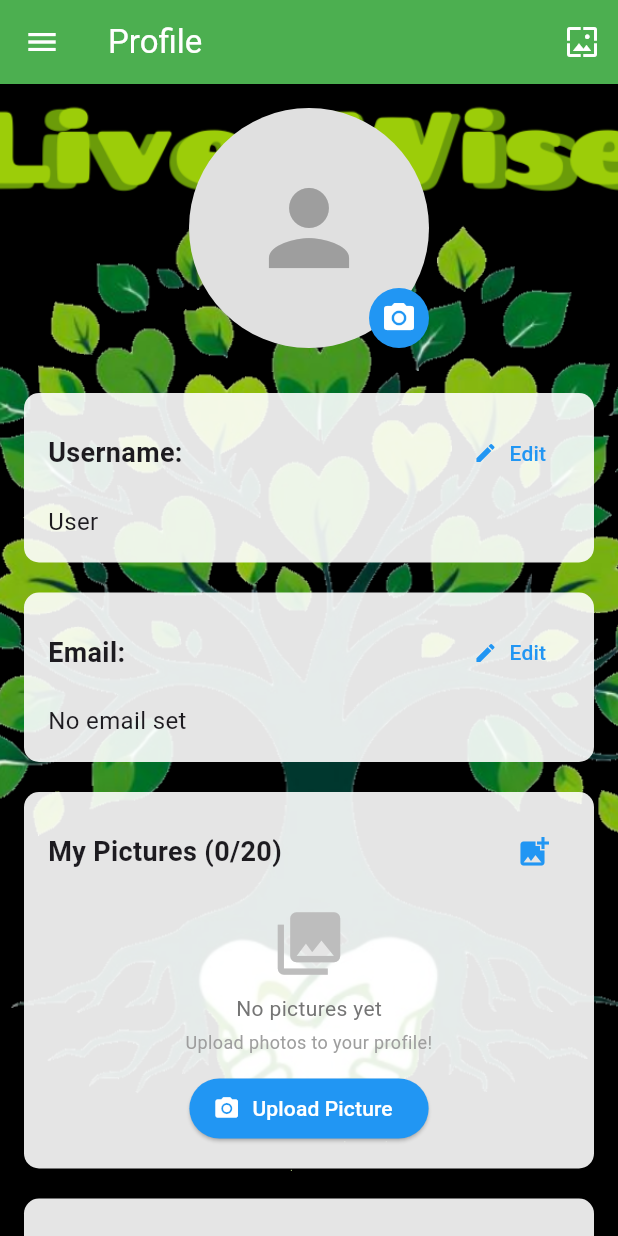
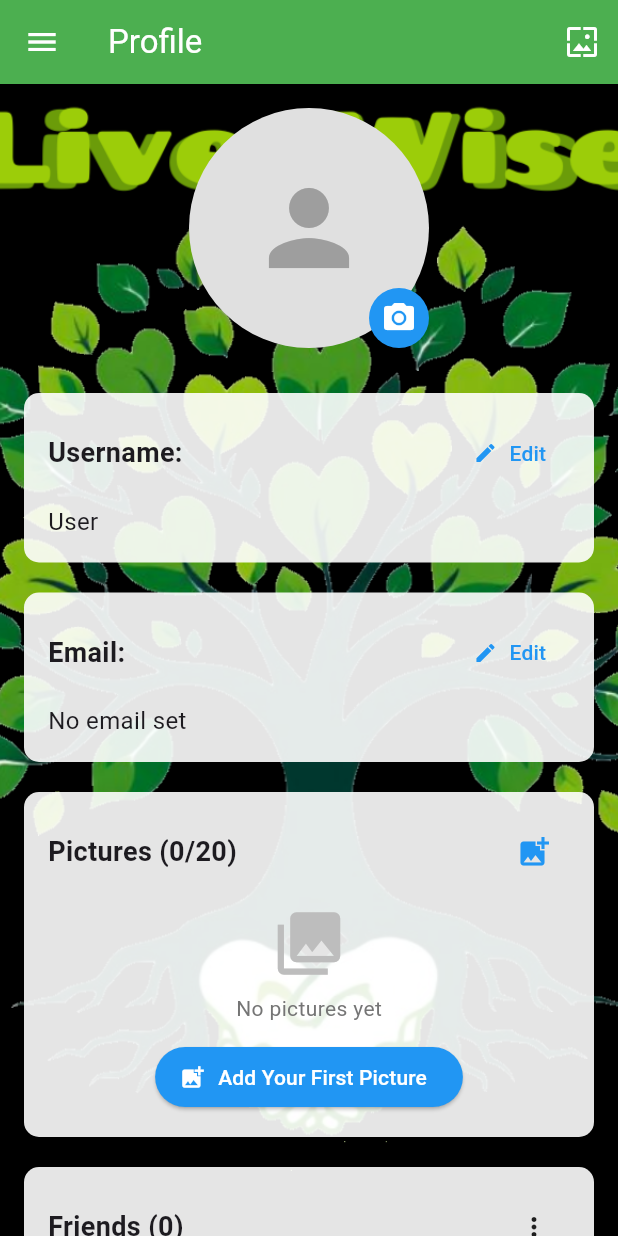
Before and after one commit to tdodson0612/barcode_scanner_app, a Flutter app: the ProfileScreen screen opened by its route, on a phone screen of 412 x 824 dp. Run offline on Flutter 3.47's test engine with Material 3 defaults, Android fonts, the phone set to English and light mode, and no system bars; our stand-ins replace app_links, google_mobile_ads, image_picker, in_app_purchase, logger, share_plus and 2 more; missing offline and left inert: google_mlkit_barcode_scanning; accounts and stored records are empty; network calls fail; statements that could not run were skipped.

Commit message:
profile errors fixed

```diff
--- a/lib/pages/profile_screen.dart
+++ b/lib/pages/profile_screen.dart
@@ -1,4 +1,4 @@
-// lib/pages/profile_screen.dart - OPTIMIZED: Aggressive caching for recipes, pictures, friends, and profile
+// lib/pages/profile_screen.dart - FIXED: Method moved inside class
 import 'dart:io';
 import 'package:flutter/material.dart';
 import 'package:image_picker/image_picker.dart';
@@ -254,7 +254,6 @@ class _ProfileScreenState extends State<ProfileScreen> with AutomaticKeepAliveCl
     });
 
     try {
-      // Try cache first unless force refresh
       if (!forceRefresh) {
         final cachedRecipes = await _getCachedRecipes();
 
@@ -269,10 +268,7 @@ class _ProfileScreenState extends State<ProfileScreen> with AutomaticKeepAliveCl
         }
       }
 
-      // Cache miss or force refresh, fetch from database
       final recipes = await DatabaseService.getSubmittedRecipes();
-
-      // Cache the results
       await _cacheRecipes(recipes);
 
       if (mounted) {
@@ -284,7 +280,6 @@ class _ProfileScreenState extends State<ProfileScreen> with AutomaticKeepAliveCl
     } catch (e) {
       print('Error loading recipes: $e');
 
-      // Try to use stale cache on error
       if (!forceRefresh) {
         final staleRecipes = await _getCachedRecipes();
         if (staleRecipes != null && mounted) {
@@ -312,8 +307,6 @@ class _ProfileScreenState extends State<ProfileScreen> with AutomaticKeepAliveCl
 
     try {
       await DatabaseService.deleteSubmittedRecipe(recipeId);
-
-      // Invalidate cache after deletion
       await _invalidateRecipesCache();
 
       if (mounted) {
@@ -348,7 +341,6 @@ class _ProfileScreenState extends State<ProfileScreen> with AutomaticKeepAliveCl
     );
 
     if (result == true) {
-      // Invalidate cache after edit
       await _invalidateRecipesCache();
       await _loadSubmittedRecipes(forceRefresh: true);
     }
@@ -362,7 +354,6 @@ class _ProfileScreenState extends State<ProfileScreen> with AutomaticKeepAliveCl
     });
 
     try {
-      // Try cache first unless force refresh
       if (!forceRefresh) {
         final cachedPictures = await _getCachedPictures();
 
@@ -377,10 +368,7 @@ class _ProfileScreenState extends State<ProfileScreen> with AutomaticKeepAliveCl
         }
       }
 
-      // Cache miss or force refresh, fetch from database
       final pictures = await DatabaseService.getCurrentUserPictures();
-
-      // Cache the results
       await _cachePictures(pictures);
 
       if (mounted) {
@@ -392,7 +380,6 @@ class _ProfileScreenState extends State<ProfileScreen> with AutomaticKeepAliveCl
     } catch (e) {
       print('Error loading pictures: $e');
 
-      // Try to use stale cache on error
       if (!forceRefresh) {
         final stalePictures = await _getCachedPictures();
         if (stalePictures != null && mounted) {
@@ -438,8 +425,6 @@ class _ProfileScreenState extends State<ProfileScreen> with AutomaticKeepAliveCl
 
         final imageFile = File(pickedFile.path);
         await DatabaseService.uploadPicture(imageFile);
-
-        // Invalidate cache after upload
         await _invalidatePicturesCache();
         await _loadPictures(forceRefresh: true);
 
@@ -493,8 +478,6 @@ class _ProfileScreenState extends State<ProfileScreen> with AutomaticKeepAliveCl
 
       try {
         await DatabaseService.deletePicture(pictureUrl);
-
-        // Invalidate cache after deletion
         await _invalidatePicturesCache();
         await _loadPictures(forceRefresh: true);
 
@@ -691,7 +674,6 @@ class _ProfileScreenState extends State<ProfileScreen> with AutomaticKeepAliveCl
         return;
       }
 
-      // Try cache first unless force refresh
       if (!forceRefresh) {
         final cachedFriends = await _getCachedFriends();
 
@@ -709,11 +691,8 @@ class _ProfileScreenState extends State<ProfileScreen> with AutomaticKeepAliveCl
         }
       }
 
-      // Cache miss or force refresh, fetch from database
       final friends = await DatabaseService.getUserFriends(currentUserId);
       final visibility = await DatabaseService.getFriendsListVisibility();
-
-      // Cache the results
       await _cacheFriends(friends);
 
       if (mounted) {
@@ -726,7 +705,6 @@ class _ProfileScreenState extends State<ProfileScreen> with AutomaticKeepAliveCl
     } catch (e) {
       print('Error loading friends: $e');
 
-      // Try to use stale cache on error
       if (!forceRefresh) {
         final staleFriends = await _getCachedFriends();
         if (staleFriends != null && mounted) {
@@ -957,13 +935,13 @@ class _ProfileScreenState extends State<ProfileScreen> with AutomaticKeepAliveCl
     }
   }
 
-  Future<void> _saveUserEmail() async{
+  Future<void> _saveUserEmail() async {
     if (_emailController.text.trim().isEmpty) {
       ErrorHandlingService.showSimpleError(context, 'Email cannot be empty');
       return;
     }
 
-    if (!RegExp(r'^[\w\.-]+@([\w-]+\.)+[\w-]{2,4}$').hasMatch(_emailController.text.trim())) {
+    if (!RegExp(r'^[\w-\.]+@([\w-]+\.)+[\w-]{2,4}$').hasMatch(_emailController.text.trim())) {
       ErrorHandlingService.showSimpleError(context, 'Please enter a valid email address');
       return;
     }
@@ -1015,7 +993,6 @@ class _ProfileScreenState extends State<ProfileScreen> with AutomaticKeepAliveCl
       child: child,
     );
   }
-
 
   void _toggleEditName() {
     setState(() {
@@ -1124,156 +1101,6 @@ class _ProfileScreenState extends State<ProfileScreen> with AutomaticKeepAliveCl
     );
   }
 
-  Widget _buildPicturesSection() {
-    return _sectionContainer(
-      child: Column(
-        crossAxisAlignment: CrossAxisAlignment.start,
-        children: [
-          Row(
-            mainAxisAlignment: MainAxisAlignment.spaceBetween,
-            children: [
-              Text(
-                'My Pictures (${_pictures.length}/$_maxPictures)',
-                style: TextStyle(
-                  fontSize: 18,
-                  fontWeight: FontWeight.bold,
-                ),
-              ),
-              IconButton(
-                icon: Icon(Icons.add_photo_alternate, color: Colors.blue),
-                onPressed: _showPictureUploadDialog,
-                tooltip: 'Add Picture',
-              ),
-            ],
-          ),
-          SizedBox(height: 12),
-          if (_isLoadingPictures) ...[
-            Center(
-              child: Padding(
-                padding: EdgeInsets.all(20),
-                child: CircularProgressIndicator(),
-              ),
-            ),
-          ] else if (_pictures.isEmpty) ...[
-            Center(
-              child: Column(
-                children: [
-                  Icon(
-                    Icons.photo_library,
-                    size: 50,
-                    color: Colors.grey.shade400,
-                  ),
-                  SizedBox(height: 8),
-                  Text(
-                    'No pictures yet',
-                    style: TextStyle(
-                      color: Colors.grey.shade600,
-                      fontSize: 14,
-                    ),
-                  ),
-                  SizedBox(height: 4),
-                  Text(
-                    'Upload photos to your profile!',
-                    style: TextStyle(
-                      color: Colors.grey.shade500,
-                      fontSize: 12,
-                    ),
-                    textAlign: TextAlign.center,
-                  ),
-                  SizedBox(height: 12),
-                  ElevatedButton.icon(
-                    onPressed: _showPictureUploadDialog,
-                    icon: Icon(Icons.photo_camera),
-                    label: Text('Upload Picture'),
-                    style: ElevatedButton.styleFrom(
-                      backgroundColor: Colors.blue,
-                      foregroundColor: Colors.white,
-                    ),
-                  ),
-                ],
-              ),
-            ),
-          ] else ...[
-            GridView.builder(
-              shrinkWrap: true,
-              physics: NeverScrollableScrollPhysics(),
-              gridDelegate: SliverGridDelegateWithFixedCrossAxisCount(
-                crossAxisCount: 3,
-                childAspectRatio: 1,
-                crossAxisSpacing: 8,
-                mainAxisSpacing: 8,
-              ),
-              itemCount: _pictures.length,
-              itemBuilder: (context, index) {
-                final pictureUrl = _pictures[index];
-                return GestureDetector(
-                  onTap: () => _showFullScreenImage(pictureUrl, index),
-                  onLongPress: () => _showPictureOptionsDialog(pictureUrl),
-                  child: ClipRRect(
-                    borderRadius: BorderRadius.circular(8),
-                    child: Stack(
-                      fit: StackFit.expand,
-                      children: [
-                        Image.network(
-                          pictureUrl,
-                          fit: BoxFit.cover,
-                          loadingBuilder: (context, child, loadingProgress) {
-                            if (loadingProgress == null) return child;
-                            return Container(
-                              color: Colors.grey.shade200,
-                              child: Center(
-                                child: CircularProgressIndicator(
-                                  value: loadingProgress.expectedTotalBytes != null
-                                      ? loadingProgress.cumulativeBytesLoaded /
-                                          loadingProgress.expectedTotalBytes!
-                                      : null,
-                                ),
-                              ),
-                            );
-                          },
-                          errorBuilder: (context, error, stackTrace) {
-                            return Container(
-                              color: Colors.grey.shade300,
-                              child: Center(
-                                child: Icon(
-                                  Icons.broken_image,
-                                  color: Colors.grey.shade600,
-                                ),
-                              ),
-                            );
-                          },
-                        ),
-                        Positioned(
-                          top: 4,
-                          right: 4,
-                          child: GestureDetector(
-                            onTap: () => _deletePicture(pictureUrl),
-                            child: Container(
-                              padding: EdgeInsets.all(4),
-                              decoration: BoxDecoration(
-                                color: Colors.red,
-                                shape: BoxShape.circle,
-                              ),
-                              child: Icon(
-                                Icons.close,
-                                color: Colors.white,
-                                size: 16,
-                              ),
-                            ),
-                          ),
-                        ),
-                      ],
-                    ),
-                  ),
-                );
-              },
-            ),
-          ],
-        ],
-      ),
-    );
-  }
-
   void _navigateToUserProfile(String userId) {
     try {
       Navigator.push(
@@ -1282,7 +1109,6 @@ class _ProfileScreenState extends State<ProfileScreen> with AutomaticKeepAliveCl
           builder: (context) => UserProfilePage(userId: userId),
         ),
       ).then((_) {
-        // Refresh friends list when returning (might have unfriended)
         _invalidateFriendsCache();
         _loadFriends(forceRefresh: true);
       });
@@ -1447,6 +1273,246 @@ class _ProfileScreenState extends State<ProfileScreen> with AutomaticKeepAliveCl
     );
   }
 
+  Widget _buildPicturesSection() {
+    return _sectionContainer(
+      child: Column(
+        crossAxisAlignment: CrossAxisAlignment.start,
+        children: [
+          Row(
+            mainAxisAlignment: MainAxisAlignment.spaceBetween,
+            children: [
+              Text(
+                'Pictures (${_pictures.length}/$_maxPictures)',
+                style: TextStyle(
+                  fontSize: 18,
+                  fontWeight: FontWeight.bold,
+                ),
+              ),
+              if (_pictures.length < _maxPictures)
+                IconButton(
+                  icon: Icon(Icons.add_photo_alternate, color: Colors.blue),
+                  onPressed: _showPictureUploadDialog,
+                  tooltip: 'Add Picture',
+                ),
+            ],
+          ),
+          SizedBox(height: 12),
+
+          if (_isLoadingPictures) ...[
+            Center(
+              child: Padding(
+                padding: EdgeInsets.all(20),
+                child: CircularProgressIndicator(),
+              ),
+            ),
+          ] else if (_pictures.isEmpty) ...[
+            Center(
+              child: Column(
+                children: [
+                  Icon(
+                    Icons.photo_library,
+                    size: 50,
+                    color: Colors.grey.shade400,
+                  ),
+                  SizedBox(height: 8),
+                  Text(
+                    'No pictures yet',
+                    style: TextStyle(
+                      color: Colors.grey.shade600,
+                      fontSize: 14,
+                    ),
+                  ),
+                  SizedBox(height: 12),
+                  ElevatedButton.icon(
+                    onPressed: _showPictureUploadDialog,
+                    icon: Icon(Icons.add_photo_alternate),
+                    label: Text('Add Your First Picture'),
+                    style: ElevatedButton.styleFrom(
+                      backgroundColor: Colors.blue,
+                      foregroundColor: Colors.white,
+                    ),
+                  ),
+                ],
+              ),
+            ),
+          ] else ...[
+            GridView.builder(
+              shrinkWrap: true,
+              physics: NeverScrollableScrollPhysics(),
+              gridDelegate: SliverGridDelegateWithFixedCrossAxisCount(
+                crossAxisCount: 3,
+                crossAxisSpacing: 8,
+                mainAxisSpacing: 8,
+                childAspectRatio: 1,
+              ),
+              itemCount: _pictures.length,
+              itemBuilder: (context, index) {
+                final pictureUrl = _pictures[index];
+                return GestureDetector(
+                  onTap: () => _showFullScreenImage(pictureUrl, index),
+                  onLongPress: () => _showPictureOptionsDialog(pictureUrl),
+                  child: Container(
+                    decoration: BoxDecoration(
+                      borderRadius: BorderRadius.circular(8),
+                      border: Border.all(color: Colors.grey.shade300),
+                    ),
+                    child: ClipRRect(
+                      borderRadius: BorderRadius.circular(8),
+                      child: Image.network(
+                        pictureUrl,
+                        fit: BoxFit.cover,
+                        loadingBuilder: (context, child, loadingProgress) {
+                          if (loadingProgress == null) return child;
+                          return Center(
+                            child: CircularProgressIndicator(
+                              strokeWidth: 2,
+                              value: loadingProgress.expectedTotalBytes != null
+                                  ? loadingProgress.cumulativeBytesLoaded /
+                                      loadingProgress.expectedTotalBytes!
+                                  : null,
+                            ),
+                          );
+                        },
+                        errorBuilder: (context, error, stackTrace) {
+                          return Center(
+                            child: Icon(
+                              Icons.broken_image,
+                              color: Colors.grey.shade400,
+                            ),
+                          );
+                        },
+                      ),
+                    ),
+                  ),
+                );
+              },
+            ),
+          ],
+        ],
+      ),
+    );
+  }
+
+  Widget _buildSubmittedRecipesSection() {
+    return _sectionContainer(
+      child: Column(
+        crossAxisAlignment: CrossAxisAlignment.start,
+        children: [
+          Row(
+            mainAxisAlignment: MainAxisAlignment.spaceBetween,
+            children: [
+              Text(
+                'My Submitted Recipes (${_submittedRecipes.length})',
+                style: TextStyle(
+                  fontSize: 18,
+                  fontWeight: FontWeight.bold,
+                ),
+              ),
+              IconButton(
+                icon: Icon(Icons.add_circle, color: Colors.green),
+                onPressed: () async {
+                  try {
+                    final result = await Navigator.pushNamed(context, '/submit-recipe');
+                    if (result == true) {
+                      await _invalidateRecipesCache();
+                      await _loadSubmittedRecipes(forceRefresh: true);
+                    }
+                  } catch (e) {
+                    ScaffoldMessenger.of(context).showSnackBar(
+                      SnackBar(content: Text('Recipe page unavailable')),
+                    );
+                  }
+                },
+                tooltip: 'Submit New Recipe',
+              ),
+            ],
+          ),
+          SizedBox(height: 12),
+
+          if (_isLoadingRecipes) ...[
+            Center(
+              child: Padding(
+                padding: EdgeInsets.all(20),
+                child: CircularProgressIndicator(),
+              ),
+            ),
+          ] else if (_submittedRecipes.isEmpty) ...[
+            Center(
+              child: Column(
+                children: [
+                  Icon(
+                    Icons.restaurant_menu,
+                    size: 50,
+                    color: Colors.grey.shade400,
+                  ),
+                  SizedBox(height: 8),
+                  Text(
+                    'No recipes submitted yet',
+                    style: TextStyle(
+                      color: Colors.grey.shade600,
+                      fontSize: 14,
+                    ),
+                  ),
+                  SizedBox(height: 4),
+                  Text(
+                    'Share your favorite recipes with the community!',
+                    style: TextStyle(
+                      color: Colors.grey.shade500,
+                      fontSize: 12,
+                    ),
+                    textAlign: TextAlign.center,
+                  ),
+                  SizedBox(height: 12),
+                  ElevatedButton.icon(
+                    onPressed: () async {
+                      try {
+                        final result = await Navigator.pushNamed(context, '/submit-recipe');
+                        if (result == true) {
+                          await _invalidateRecipesCache();
+                          await _loadSubmittedRecipes(forceRefresh: true);
+                        }
+                      } catch (e) {
+                        ScaffoldMessenger.of(context).showSnackBar(
+                          SnackBar(content: Text('Recipe page unavailable')),
+                        );
+                      }
+                    },
+                    icon: Icon(Icons.add),
+                    label: Text('Submit Your First Recipe'),
+                    style: ElevatedButton.styleFrom(
+                      backgroundColor: Colors.green,
+                      foregroundColor: Colors.white,
+                    ),
+                  ),
+                ],
+              ),
+            ),
+          ] else ...[
+            ListView.builder(
+              shrinkWrap: true,
+              physics: NeverScrollableScrollPhysics(),
+              itemCount: _submittedRecipes.length,
+              itemBuilder: (context, index) {
+                final recipe = _submittedRecipes[index];
+
+                if (recipe.id == null) {
+                  return SizedBox.shrink();
+                }
+
+                return RecipeCard(
+                  recipe: recipe,
+                  onDelete: () => _deleteRecipe(recipe.id!),
+                  onEdit: () => _editRecipe(recipe),
+                  onRatingChanged: () => _loadSubmittedRecipes(forceRefresh: true),
+                );
+              },
+            ),
+          ],
+        ],
+      ),
+    );
+  }
+
   @override
   Widget build(BuildContext context) {
     super.build(context);
@@ -1522,7 +1588,6 @@ class _ProfileScreenState extends State<ProfileScreen> with AutomaticKeepAliveCl
 
           RefreshIndicator(
             onRefresh: () async {
-              // Pull to refresh - invalidate all caches and reload
               await _invalidateRecipesCache();
               await _invalidatePicturesCache();
               await _invalidateFriendsCache();
@@ -1646,9 +1711,7 @@ class _ProfileScreenState extends State<ProfileScreen> with AutomaticKeepAliveCl
                         ] else ...[
                           Text(
                             _userName.isEmpty ? 'No username set' : _userName,
-                            style: const TextStyle(
-                              fontSize: 16,
-                            ),
+                            style: const TextStyle(fontSize: 16),
                           ),
                         ],
                       ],
@@ -1723,9 +1786,7 @@ class _ProfileScreenState extends State<ProfileScreen> with AutomaticKeepAliveCl
                         ] else ...[
                           Text(
                             _userEmail.isEmpty ? 'No email set' : _userEmail,
-                            style: const TextStyle(
-                              fontSize: 16,
-                            ),
+                            style: const TextStyle(fontSize: 16),
                           ),
                         ],
                       ],
@@ -1991,124 +2052,4 @@ class _ProfileScreenState extends State<ProfileScreen> with AutomaticKeepAliveCl
       ),
     );
   }
-  // Move this method inside the _ProfileScreenState class
-  Widget _buildSubmittedRecipesSection() {
-    return _sectionContainer(
-      child: Column(
-        crossAxisAlignment: CrossAxisAlignment.start,
-        children: [
-          Row(
-            mainAxisAlignment: MainAxisAlignment.spaceBetween,
-            children: [
-              Text(
-                'My Submitted Recipes (${_submittedRecipes.length})',
-                style: TextStyle(
-                  fontSize: 18,
-                  fontWeight: FontWeight.bold,
-                ),
-              ),
-              IconButton(
-                icon: Icon(Icons.add_circle, color: Colors.green),
-                onPressed: () async {
-                  try {
-                    final result = await Navigator.pushNamed(context, '/submit-recipe');
-                    if (result == true) {
-                      await _invalidateRecipesCache();
-                      await _loadSubmittedRecipes(forceRefresh: true);
-                    }
-                  } catch (e) {
-                    ScaffoldMessenger.of(context).showSnackBar(
-                      SnackBar(content: Text('Recipe page unavailable')),
-                    );
-                  }
-                },
-                tooltip: 'Submit New Recipe',
-              ),
-            ],
-          ),
-          SizedBox(height: 12),
-
-          if (_isLoadingRecipes) ...[
-            Center(
-              child: Padding(
-                padding: EdgeInsets.all(20),
-                child: CircularProgressIndicator(),
-              ),
-            ),
-          ] else if (_submittedRecipes.isEmpty) ...[
-            Center(
-              child: Column(
-                children: [
-                  Icon(
-                    Icons.restaurant_menu,
-                    size: 50,
-                    color: Colors.grey.shade400,
-                  ),
-                  SizedBox(height: 8),
-                  Text(
-                    'No recipes submitted yet',
-                    style: TextStyle(
-                      color: Colors.grey.shade600,
-                      fontSize: 14,
-                    ),
-                  ),
-                  SizedBox(height: 4),
-                  Text(
-                    'Share your favorite recipes with the community!',
-                    style: TextStyle(
-                      color: Colors.grey.shade500,
-                      fontSize: 12,
-                    ),
-                    textAlign: TextAlign.center,
-                  ),
-                  SizedBox(height: 12),
-                  ElevatedButton.icon(
-                    onPressed: () async {
-                      try {
-                        final result = await Navigator.pushNamed(context, '/submit-recipe');
-                        if (result == true) {
-                          await _invalidateRecipesCache();
-                          await _loadSubmittedRecipes(forceRefresh: true);
-                        }
-                      } catch (e) {
-                        ScaffoldMessenger.of(context).showSnackBar(
-                          SnackBar(content: Text('Recipe page unavailable')),
-                        );
-                      }
-                    },
-                    icon: Icon(Icons.add),
-                    label: Text('Submit Your First Recipe'),
-                    style: ElevatedButton.styleFrom(
-                      backgroundColor: Colors.green,
-                      foregroundColor: Colors.white,
-                    ),
-                  ),
-                ],
-              ),
-            ),
-          ] else ...[
-            ListView.builder(
-              shrinkWrap: true,
-              physics: NeverScrollableScrollPhysics(),
-              itemCount: _submittedRecipes.length,
-              itemBuilder: (context, index) {
-                final recipe = _submittedRecipes[index];
-
-                if (recipe.id == null) {
-                  return SizedBox.shrink();
-                }
-
-                return RecipeCard(
-                  recipe: recipe,
-                  onDelete: () => _deleteRecipe(recipe.id!),
-                  onEdit: () => _editRecipe(recipe),
-                  onRatingChanged: () => _loadSubmittedRecipes(forceRefresh: true),
-                );
-              },
-            ),
-          ],
-        ],
-      ),
-    );
-  }
 }
```
